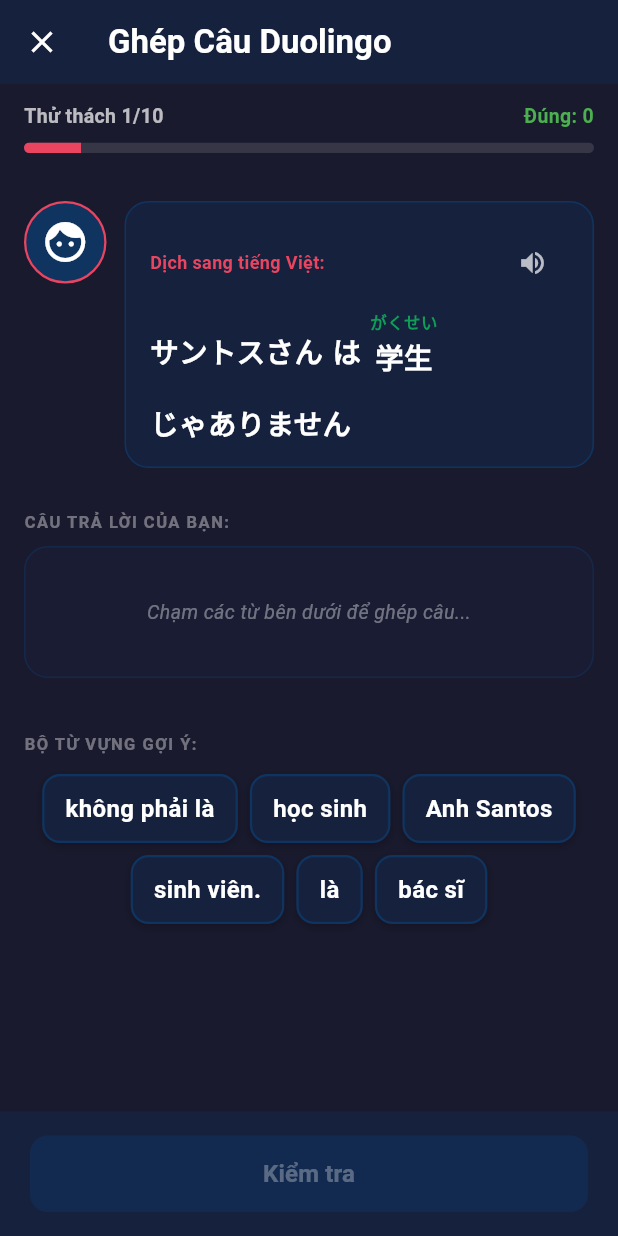
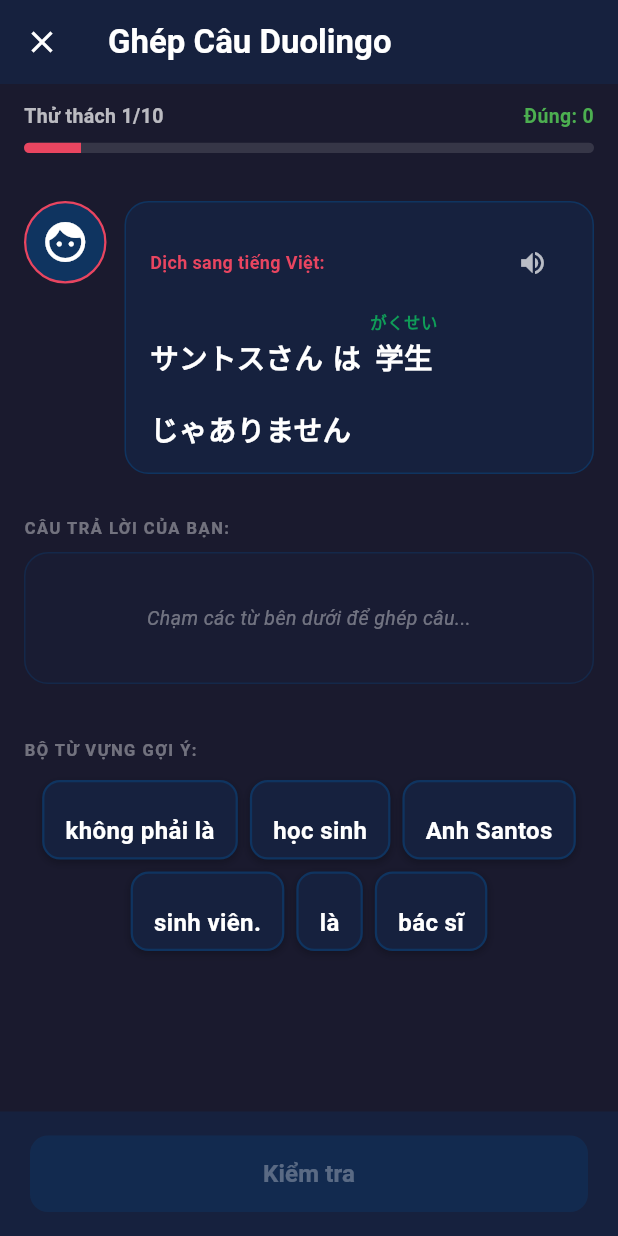
Before and after one commit to NMCuonG08/kanji_learning, a Flutter app: the DuolingoQuizScreen screen opened directly, on a phone screen of 412 x 824 dp. Run offline on Flutter 3.47's test engine with Material 3 defaults, Android fonts, the phone set to English and light mode, and no system bars; our stand-ins replace flutter_tts, shared_preferences, sqflite_common_ffi; missing offline and left inert: dart:js_interop; accounts and stored records are empty.

Commit message:
style: unify heights and baselines of mixed furigana/non-furigana chips and placeholders in sentence builder

```diff
--- a/lib/screens/duolingo_quiz_screen.dart
+++ b/lib/screens/duolingo_quiz_screen.dart
@@ -348,28 +348,34 @@
     );
   }
 
-  Widget _buildFuriganaTextWidget(String kanji, String? furigana, {double fontSize = 16, double furiganaSize = 10}) {
-    if (furigana == null || furigana.isEmpty) {
-      return Padding(
-        padding: const EdgeInsets.only(top: 13), // Align with standard furigana spacing
-        child: Text(
-          kanji,
-          style: TextStyle(fontSize: fontSize, fontWeight: FontWeight.bold, color: Colors.white),
-        ),
-      );
-    }
+  Widget _buildFuriganaTextWidget(
+    String kanji,
+    String? furigana, {
+    double fontSize = 16,
+    double furiganaSize = 10,
+    bool isTransparent = false,
+  }) {
+    final hasFurigana = furigana != null && furigana.isNotEmpty;
 
     return Column(
       mainAxisSize: MainAxisSize.min,
       children: [
         Text(
-          furigana,
-          style: TextStyle(fontSize: furiganaSize, color: const Color(0xFF0F9D58), fontWeight: FontWeight.bold),
+          hasFurigana ? furigana : 'あ',
+          style: TextStyle(
+            fontSize: furiganaSize,
+            color: (hasFurigana && !isTransparent) ? const Color(0xFF0F9D58) : Colors.transparent,
+            fontWeight: FontWeight.bold,
+          ),
         ),
         const SizedBox(height: 1),
         Text(
           kanji,
-          style: TextStyle(fontSize: fontSize, fontWeight: FontWeight.bold, color: Colors.white),
+          style: TextStyle(
+            fontSize: fontSize,
+            fontWeight: FontWeight.bold,
+            color: isTransparent ? Colors.transparent : Colors.white,
+          ),
         ),
       ],
     );
@@ -419,17 +425,8 @@
         return isSelected
             ? Opacity(
                 opacity: 0.15,
-                child: Container(
-                  padding: const EdgeInsets.symmetric(horizontal: 14, vertical: 10),
-                  decoration: BoxDecoration(
-                    color: const Color(0xFF0F3460),
-                    borderRadius: BorderRadius.circular(12),
-                    border: Border.all(color: Colors.transparent),
-                  ),
-                  child: Text(
-                    token,
-                    style: const TextStyle(fontSize: 15, color: Colors.transparent, fontWeight: FontWeight.bold),
-                  ),
+                child: IgnorePointer(
+                  child: _buildWordChip(token, fReading, isTransparent: true),
                 ),
               )
             : GestureDetector(
@@ -440,7 +437,7 @@
     );
   }
 
-  Widget _buildWordChip(String token, String? furigana, {double elevation = 0}) {
+  Widget _buildWordChip(String token, String? furigana, {double elevation = 0, bool isTransparent = false}) {
     return Container(
       decoration: BoxDecoration(
         color: const Color(0xFF16213E),
@@ -456,13 +453,8 @@
               ]
             : null,
       ),
-      padding: EdgeInsets.fromLTRB(14, furigana != null ? 4 : 10, 14, 10),
-      child: furigana != null
-          ? _buildFuriganaTextWidget(token, furigana, fontSize: 16, furiganaSize: 10)
-          : Text(
-              token,
-              style: const TextStyle(fontSize: 16, color: Colors.white, fontWeight: FontWeight.bold),
-            ),
+      padding: const EdgeInsets.symmetric(horizontal: 14, vertical: 6),
+      child: _buildFuriganaTextWidget(token, furigana, fontSize: 16, furiganaSize: 10, isTransparent: isTransparent),
     );
   }
 
```
